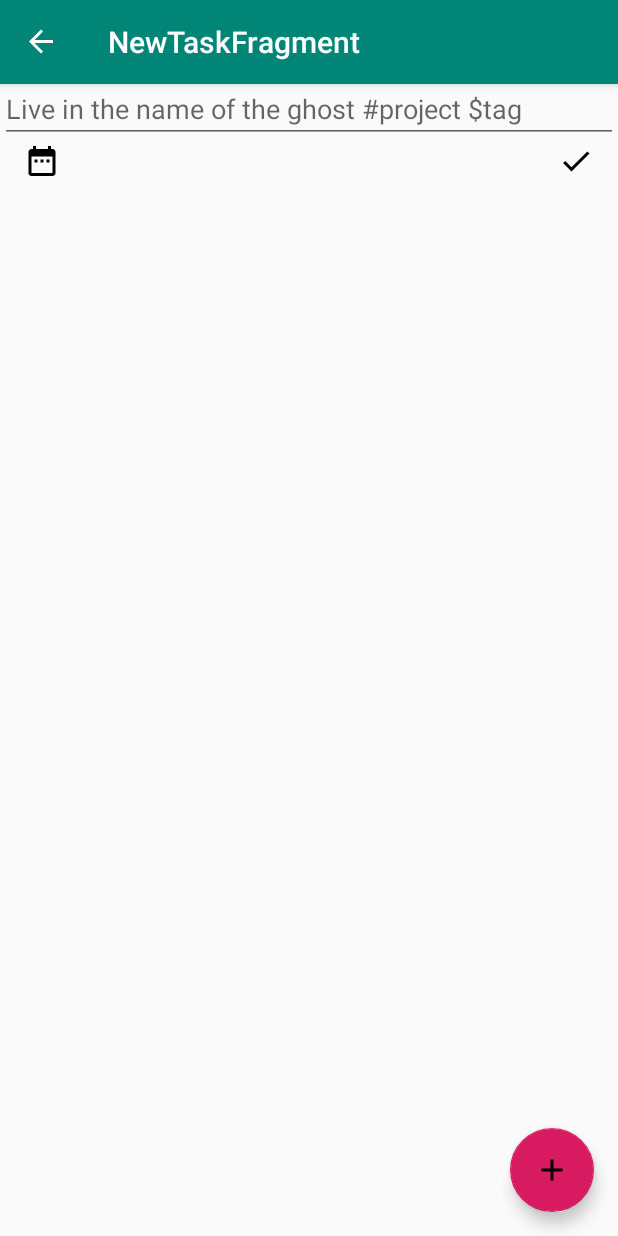
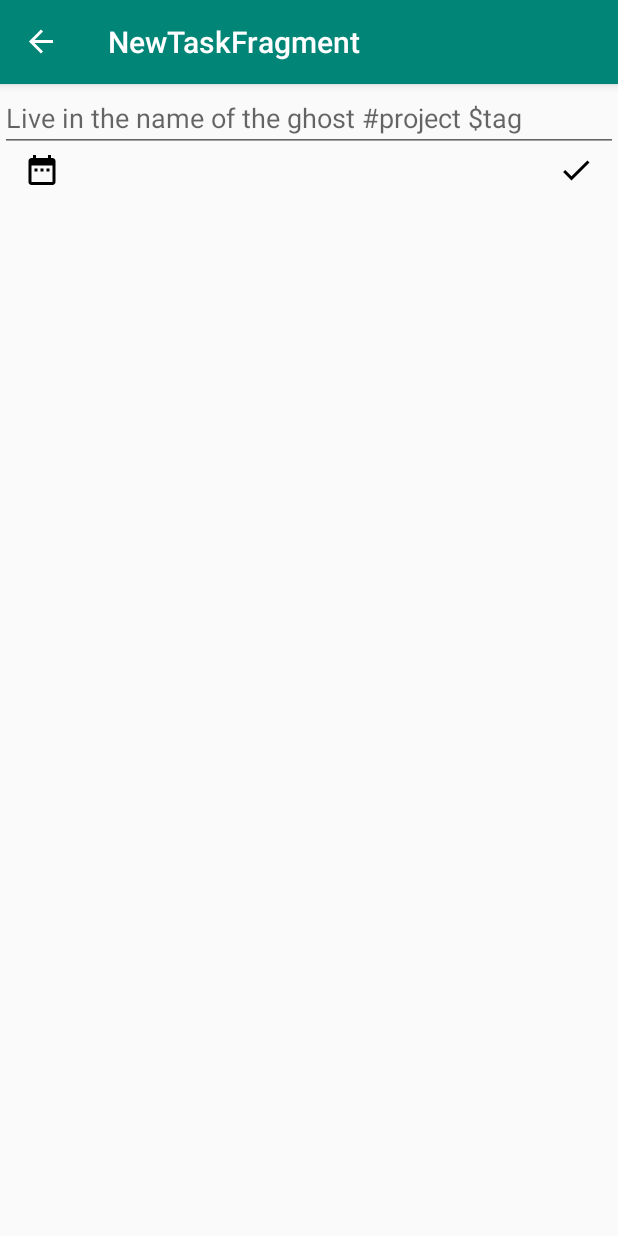
Before and after one commit to zwhittle/reimagined-train, an Android app: the NewTaskFragment screen opened through its navigation route, on a phone screen of 412 x 824 dp. Run offline under Robolectric (Android 15) with nearby library versions, the phone set to English and light mode, and no system bars; our stand-ins replace Room's generated code, data binding, navigation-ui.

Commit message:
touch up

```diff
--- a/app/src/main/java/com/awesome/zach/jotunheimrsandbox/ui/controllers/MainActivity.kt
+++ b/app/src/main/java/com/awesome/zach/jotunheimrsandbox/ui/controllers/MainActivity.kt
@@ -1,6 +1,7 @@
 package com.awesome.zach.jotunheimrsandbox.ui.controllers
 
 import android.os.Bundle
+import android.view.View
 import androidx.appcompat.app.ActionBar
 import com.google.android.material.snackbar.Snackbar
 import androidx.appcompat.app.AppCompatActivity;
@@ -8,7 +9,9 @@ import androidx.databinding.DataBindingUtil
 import androidx.databinding.DataBindingUtil.setContentView
 import androidx.fragment.app.Fragment
 import androidx.navigation.NavController
+import androidx.navigation.NavDestination
 import androidx.navigation.Navigation
+import androidx.navigation.get
 import androidx.navigation.ui.AppBarConfiguration
 import androidx.navigation.ui.navigateUp
 import androidx.navigation.ui.setupActionBarWithNavController
@@ -36,28 +39,38 @@ class MainActivity : AppCompatActivity() {
     override fun onCreate(savedInstanceState: Bundle?) {
         super.onCreate(savedInstanceState)
         // setContentView(R.layout.activity_main)
-        val binding = setContentView<ActivityMainBinding>(this,
-                                                          R.layout.activity_main)
+        val binding = setContentView<ActivityMainBinding>(this, R.layout.activity_main)
 
         activeFragment = FRAGMENT_TAG_LIST
 
-        navController = Navigation.findNavController(this,
-                                                     R.id.nav_host_fragment)
-        Navigation.setViewNavController(fab,
-                                        navController)
-        appBarConfiguration = AppBarConfiguration(navController.graph,
-                                                  binding.layoutDrawer)
+        navController = Navigation.findNavController(this, R.id.nav_host_fragment)
+        Navigation.setViewNavController(fab, navController)
+        appBarConfiguration = AppBarConfiguration(navController.graph, binding.layoutDrawer)
 
         setSupportActionBar(binding.toolbar)
-        setupActionBarWithNavController(navController,
-                                        appBarConfiguration)
+        setupActionBarWithNavController(navController, appBarConfiguration)
 
         binding.navigationView.setupWithNavController(navController)
 
         fab.setOnClickListener(Navigation.createNavigateOnClickListener(R.id.newTaskFragment))
+        navController.addOnDestinationChangedListener { controller, destination, arguments ->
+            destinationListener(controller, destination, arguments)
+        }
     }
 
     override fun onSupportNavigateUp(): Boolean {
         return navController.navigateUp(appBarConfiguration) || super.onSupportNavigateUp()
     }
+
+    private fun destinationListener(controller: NavController, destination: NavDestination,
+                                    arguments: Bundle?) {
+
+        val graph = navController.graph
+        when (destination) {
+            graph[R.id.taskListFragment]    -> fab.visibility = View.VISIBLE
+            graph[R.id.tagListFragment]     -> fab.visibility = View.GONE
+            graph[R.id.projectListFragment] -> fab.visibility = View.GONE
+            graph[R.id.newTaskFragment]     -> fab.visibility = View.GONE
+        }
+    }
 }
--- a/app/src/main/java/com/awesome/zach/jotunheimrsandbox/ui/controllers/ProjectListFragment.kt
+++ b/app/src/main/java/com/awesome/zach/jotunheimrsandbox/ui/controllers/ProjectListFragment.kt
@@ -16,6 +16,7 @@ import com.awesome.zach.jotunheimrsandbox.databinding.FragmentProjectListBinding
 import com.awesome.zach.jotunheimrsandbox.ui.adapters.SimpleProjectAdapter
 import com.awesome.zach.jotunheimrsandbox.utils.InjectorUtils
 import com.awesome.zach.jotunheimrsandbox.viewmodels.ProjectListViewModel
+import kotlinx.android.synthetic.main.activity_main.*
 
 class ProjectListFragment : Fragment() {
 
--- a/app/src/main/java/com/awesome/zach/jotunheimrsandbox/ui/controllers/TagListFragment.kt
+++ b/app/src/main/java/com/awesome/zach/jotunheimrsandbox/ui/controllers/TagListFragment.kt
@@ -1,5 +1,7 @@
 package com.awesome.zach.jotunheimrsandbox.ui.controllers
 
+import android.app.Activity
+import android.opengl.Visibility
 import android.os.Bundle
 import android.view.LayoutInflater
 import android.view.View
@@ -8,13 +10,17 @@ import androidx.databinding.DataBindingUtil
 import androidx.fragment.app.Fragment
 import androidx.lifecycle.Observer
 import androidx.lifecycle.ViewModelProviders
+import androidx.navigation.NavDestination
 import androidx.navigation.Navigation
+import androidx.navigation.fragment.findNavController
+import androidx.navigation.get
 import androidx.recyclerview.widget.LinearLayoutManager
 import com.awesome.zach.jotunheimrsandbox.R
 import com.awesome.zach.jotunheimrsandbox.databinding.FragmentTagListBinding
 import com.awesome.zach.jotunheimrsandbox.ui.adapters.SimpleTagAdapter
 import com.awesome.zach.jotunheimrsandbox.utils.InjectorUtils
 import com.awesome.zach.jotunheimrsandbox.viewmodels.TagListViewModel
+import kotlinx.android.synthetic.main.activity_main.*
 
 /**
  * A placeholder fragment containing a simple view.
--- a/app/src/main/res/layout/activity_main.xml
+++ b/app/src/main/res/layout/activity_main.xml
@@ -9,10 +9,11 @@
         android:layout_height="match_parent"
         android:fitsSystemWindows="true">
 
-        <FrameLayout
+        <LinearLayout
             android:id="@+id/content_frame"
             android:layout_width="match_parent"
-            android:layout_height="match_parent">
+            android:layout_height="match_parent"
+            android:orientation="vertical">
 
             <com.google.android.material.appbar.AppBarLayout
                 android:layout_width="match_parent"
@@ -26,6 +27,10 @@
                     android:background="?attr/colorPrimary"
                     app:popupTheme="@style/AppTheme.PopupOverlay" />
             </com.google.android.material.appbar.AppBarLayout>
+
+            <FrameLayout
+                android:layout_width="match_parent"
+                android:layout_height="wrap_content">
 
                 <fragment
                     android:id="@+id/nav_host_fragment"
@@ -44,6 +49,7 @@
                     android:visibility="visible"
                     app:srcCompat="@drawable/ic_add_black_24dp" />
             </FrameLayout>
+        </LinearLayout>
 
         <com.google.android.material.navigation.NavigationView
             android:id="@+id/navigation_view"
@@ -51,6 +57,7 @@
             android:layout_width="wrap_content"
             android:layout_height="match_parent"
             android:layout_gravity="start"
+            android:fitsSystemWindows="true"
             app:headerLayout="@layout/nav_header"
             app:menu="@menu/menu_nav" />
     </androidx.drawerlayout.widget.DrawerLayout>
--- a/app/src/main/res/layout/fragment_task_create.xml
+++ b/app/src/main/res/layout/fragment_task_create.xml
@@ -6,7 +6,6 @@
     <LinearLayout
         android:id="@+id/layoutNewTaskContainer"
         android:layout_width="match_parent"
-        android:layout_marginTop="50dp"
         android:layout_height="wrap_content"
         android:orientation="vertical">
 
```
Lines whose indentation alone changed are shown as unchanged.
